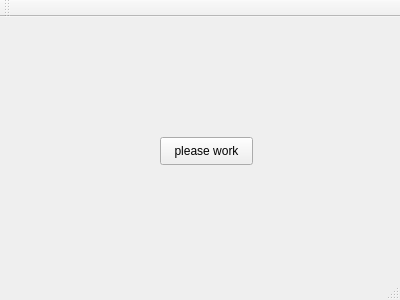
This is FaucetGUI/mainwindow.ui in WilliamJou/FaucetProject as Qt 5 draws it before an edit. The edited form follows.
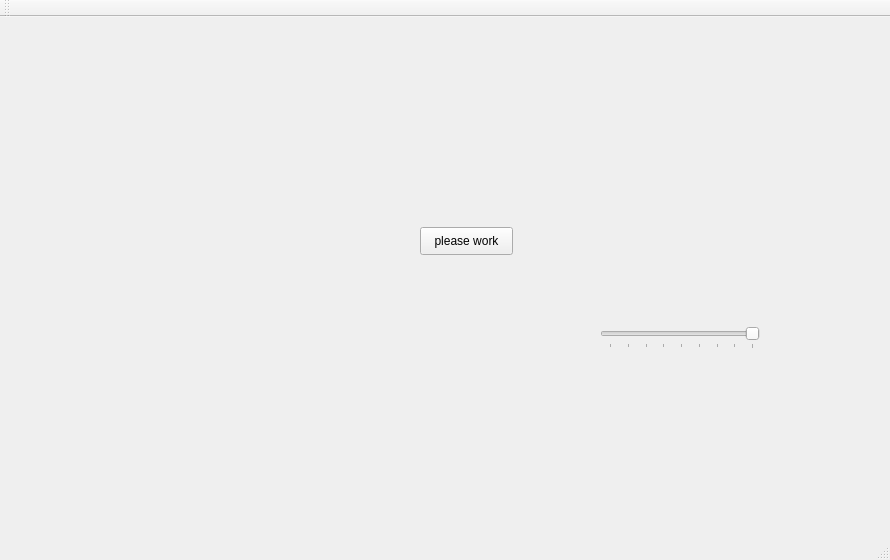
This is the edited form.

```diff
--- a/FaucetGUI/mainwindow.ui
+++ b/FaucetGUI/mainwindow.ui
@@ -6,8 +6,8 @@
    <rect>
     <x>0</x>
     <y>0</y>
-    <width>400</width>
-    <height>300</height>
+    <width>890</width>
+    <height>560</height>
    </rect>
   </property>
   <property name="windowTitle">
@@ -17,8 +17,8 @@
    <widget class="QPushButton" name="pushButton">
     <property name="geometry">
      <rect>
-      <x>160</x>
-      <y>120</y>
+      <x>420</x>
+      <y>210</y>
       <width>93</width>
       <height>28</height>
      </rect>
@@ -27,6 +27,37 @@
      <string>please work</string>
     </property>
    </widget>
+   <widget class="QSlider" name="cSlider">
+    <property name="geometry">
+     <rect>
+      <x>600</x>
+      <y>310</y>
+      <width>160</width>
+      <height>22</height>
+     </rect>
+    </property>
+    <property name="layoutDirection">
+     <enum>Qt::RightToLeft</enum>
+    </property>
+    <property name="maximum">
+     <number>180</number>
+    </property>
+    <property name="singleStep">
+     <number>22</number>
+    </property>
+    <property name="value">
+     <number>0</number>
+    </property>
+    <property name="orientation">
+     <enum>Qt::Horizontal</enum>
+    </property>
+    <property name="invertedAppearance">
+     <bool>false</bool>
+    </property>
+    <property name="tickPosition">
+     <enum>QSlider::TicksBelow</enum>
+    </property>
+   </widget>
   </widget>
   <widget class="QMenuBar" name="menuBar">
    <property name="geometry">
```
Left out of the diff: 2 changed lines with no effect on the pictures.
